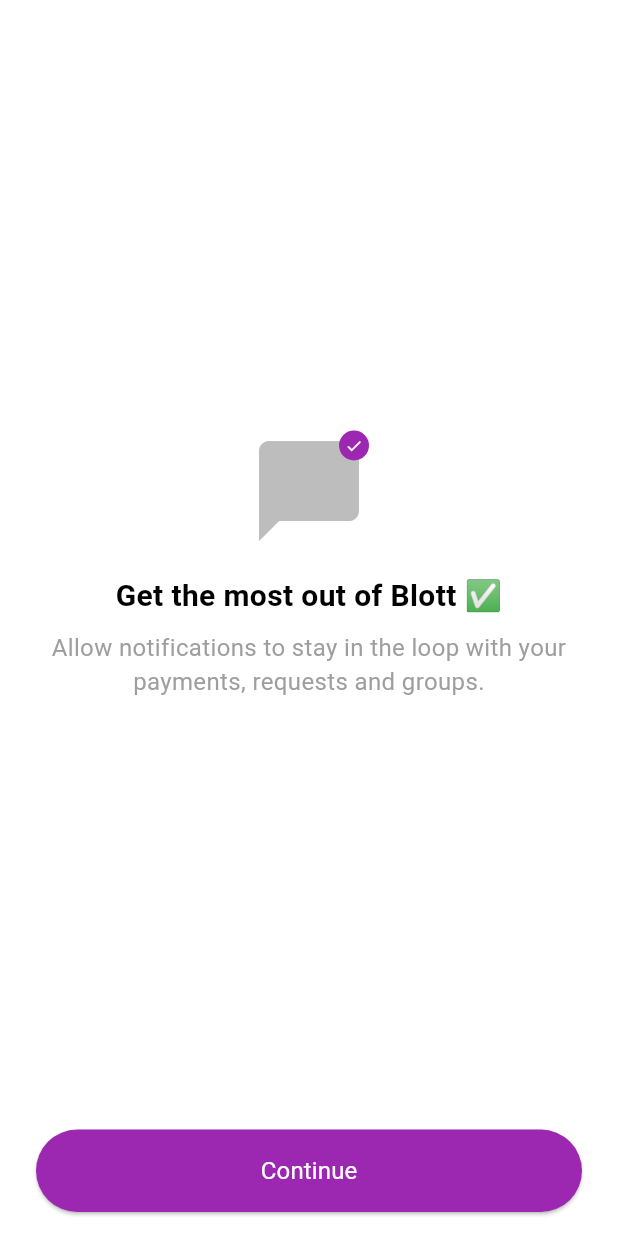
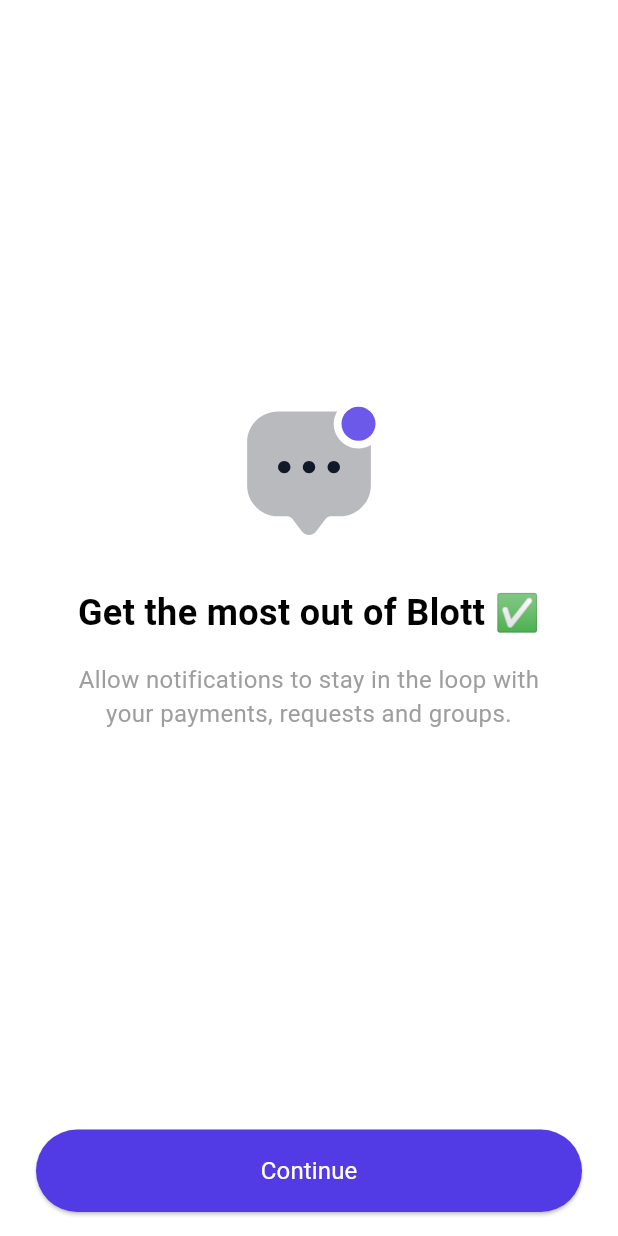
Before and after one commit to asiriPiyajanaka/blott_news, a Flutter app: the NotificationsScreen screen opened by its route, on a phone screen of 412 x 824 dp. Run offline on Flutter 3.47's test engine with Material 3 defaults, Android fonts, the light colour scheme and no system bars; our stand-ins replace firebase_core, firebase_messaging, flutter_dotenv, flutter_riverpod, flutter_svg, go_router and 1 more; accounts and stored records are empty.

Commit message:
implementations on notifications

```diff
--- /dev/null
+++ b/lib/core/presentation/widgets/button.dart
@@ -0,0 +1,36 @@
+import 'package:flutter/material.dart';
+
+class CustomButton extends StatelessWidget {
+  final VoidCallback onPressed;
+  final String text;
+  final Color backgroundColor;
+  final double borderRadius;
+  final EdgeInsets padding;
+
+  const CustomButton({
+    Key? key,
+    required this.onPressed,
+    required this.text,
+    this.backgroundColor = Colors.purple,
+    this.borderRadius = 32.0,
+    this.padding = const EdgeInsets.symmetric(vertical: 16.0),
+  }) : super(key: key);
+
+  @override
+  Widget build(BuildContext context) {
+    return ElevatedButton(
+      onPressed: onPressed,
+      style: ElevatedButton.styleFrom(
+        backgroundColor: backgroundColor,
+        shape: RoundedRectangleBorder(
+          borderRadius: BorderRadius.circular(borderRadius),
+        ),
+        padding: padding,
+      ),
+      child: Text(
+        text,
+        style: const TextStyle(fontSize: 16.0, color: Colors.white),
+      ),
+    );
+  }
+}
--- a/lib/features/notifications/presentation/screens/notifications_screen.dart
+++ b/lib/features/notifications/presentation/screens/notifications_screen.dart
@@ -1,9 +1,12 @@
+import 'package:blott_news/core/presentation/widgets/button.dart';
+import 'package:blott_news/core/themes/app_colors.dart';
 import 'package:blott_news/features/notifications/data/repositories/notification_repository_impl.dart';
 import 'package:blott_news/features/notifications/data/sources/firebase_notification_service.dart';
 import 'package:blott_news/features/notifications/domain/usecases/manage_notifications_usecase.dart';
 import 'package:blott_news/features/notifications/presentation/controllers/notification_controller.dart';
 import 'package:flutter/material.dart';
 import 'package:flutter_riverpod/flutter_riverpod.dart';
+import 'package:flutter_svg/svg.dart';
 
 class NotificationsScreen extends ConsumerStatefulWidget {
   const NotificationsScreen({super.key});
@@ -42,47 +45,33 @@
                 Stack(
                   alignment: Alignment.topRight,
                   children: [
-                    Icon(
-                      Icons.chat_bubble,
-                      size: 80.0,
-                      color: Colors.grey.shade400,
-                    ),
-                    Positioned(
-                      top: 0,
-                      right: 0,
-                      child: Container(
-                        height: 20,
-                        width: 20,
-                        decoration: BoxDecoration(
-                          color: Colors.purple,
-                          shape: BoxShape.circle,
-                        ),
-                        child: const Icon(
-                          Icons.check,
-                          size: 12,
-                          color: Colors.white,
-                        ),
-                      ),
+                    SvgPicture.asset(
+                      "assets/graphics/message_notif.svg",
+                      width: 100,
+                      height: 100,
                     ),
                   ],
                 ),
-                const SizedBox(height: 16.0),
+                const SizedBox(height: 26.0),
                 const Text(
                   "Get the most out of Blott ✅",
                   style: TextStyle(
-                    fontSize: 20.0,
+                    fontSize: 24.0,
                     fontWeight: FontWeight.bold,
                   ),
                   textAlign: TextAlign.center,
                 ),
-                const SizedBox(height: 8.0),
-                const Text(
-                  "Allow notifications to stay in the loop with your payments, requests and groups.",
-                  style: TextStyle(
-                    fontSize: 16.0,
-                    color: Colors.grey,
+                const SizedBox(height: 16.0),
+                Container(
+                  padding: const EdgeInsets.symmetric(horizontal: 40.0),
+                  child: const Text(
+                    "Allow notifications to stay in the loop with your payments, requests and groups.",
+                    style: TextStyle(
+                      fontSize: 16.0,
+                      color: Colors.grey,
+                    ),
+                    textAlign: TextAlign.center,
                   ),
-                  textAlign: TextAlign.center,
                 ),
               ],
             ),
@@ -91,19 +80,10 @@
               padding: const EdgeInsets.symmetric(horizontal: 24.0),
               child: SizedBox(
                 width: double.infinity,
-                child: ElevatedButton(
+                child: CustomButton(
                   onPressed: () => _controller.initializeNotifications(),
-                  style: ElevatedButton.styleFrom(
-                    backgroundColor: Colors.purple,
-                    shape: RoundedRectangleBorder(
-                      borderRadius: BorderRadius.circular(32.0),
-                    ),
-                    padding: const EdgeInsets.symmetric(vertical: 16.0),
-                  ),
-                  child: const Text(
-                    "Continue",
-                    style: TextStyle(fontSize: 16.0, color: Colors.white),
-                  ),
+                  text: "Continue",
+                  backgroundColor: AppColors.primary,
                 ),
               ),
             ),
--- a/lib/main.dart
+++ b/lib/main.dart
@@ -1,9 +1,22 @@
+import 'package:firebase_core/firebase_core.dart';
 import 'package:flutter/material.dart';
-
+import 'package:flutter_dotenv/flutter_dotenv.dart';
 import 'package:flutter_riverpod/flutter_riverpod.dart';
 import 'app.dart';
 
 Future<void> main() async {
+  WidgetsFlutterBinding.ensureInitialized();
+
+  await dotenv.load(fileName: ".env");
+  await Firebase.initializeApp(
+      options: FirebaseOptions(
+    apiKey: dotenv.env['API_KEY']!,
+    appId: dotenv.env['APP_ID']!,
+    messagingSenderId: dotenv.env['MESSAGING_SENDER_ID']!,
+    projectId: dotenv.env['PROJECT_ID']!,
+    storageBucket: dotenv.env['STORAGE_BUCKET']!,
+  ));
+
   runApp(
     const ProviderScope(
       child: App(),
--- a/pubspec.yaml
+++ b/pubspec.yaml
@@ -36,6 +36,8 @@
   mockito: ^5.4.4
   firebase_core: ^3.8.1
   firebase_messaging: ^15.1.6
+  flutter_dotenv: ^5.0.2
+  flutter_svg: ^2.0.16
 
   # The following adds the Cupertino Icons font to your application.
   # Use with the CupertinoIcons class for iOS style icons.
@@ -65,6 +67,8 @@
   # To add assets to your application, add an assets section, like this:
   assets:
     - assets/fonts/
+    - assets/graphics/
+    - .env
 
   # An image asset can refer to one or more resolution-specific "variants", see
   # https://flutter.dev/to/resolution-aware-images
```
Also changed, not shown: assets/graphics/message_notif.svg (added), pubspec.lock, 4 other files.
